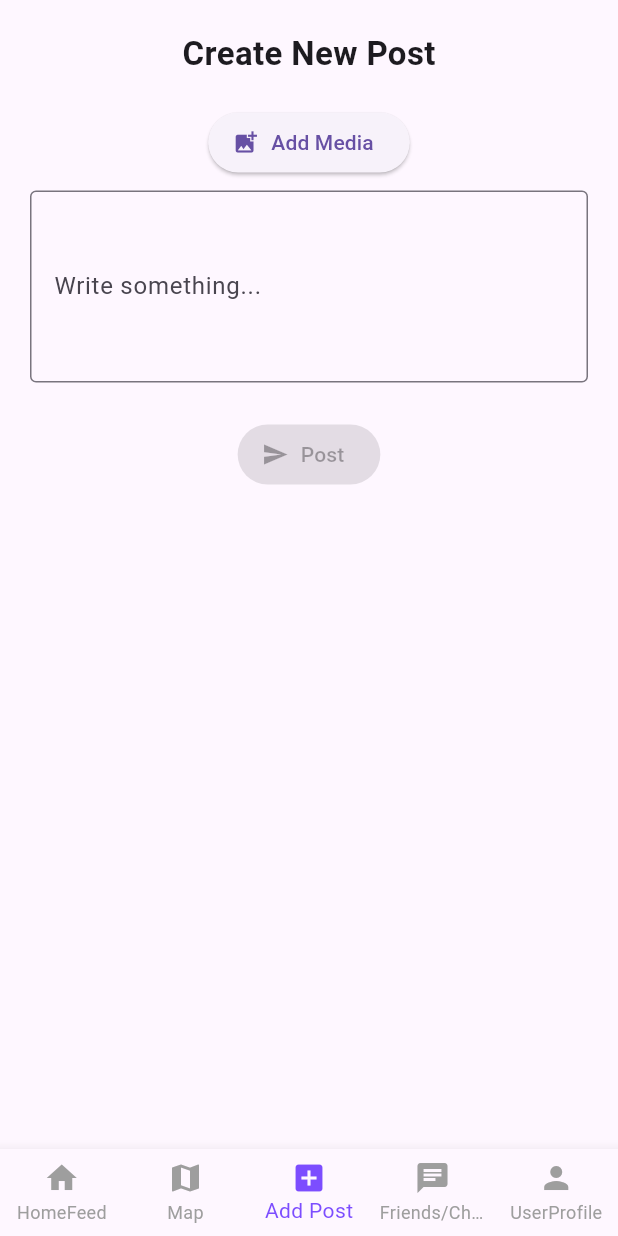
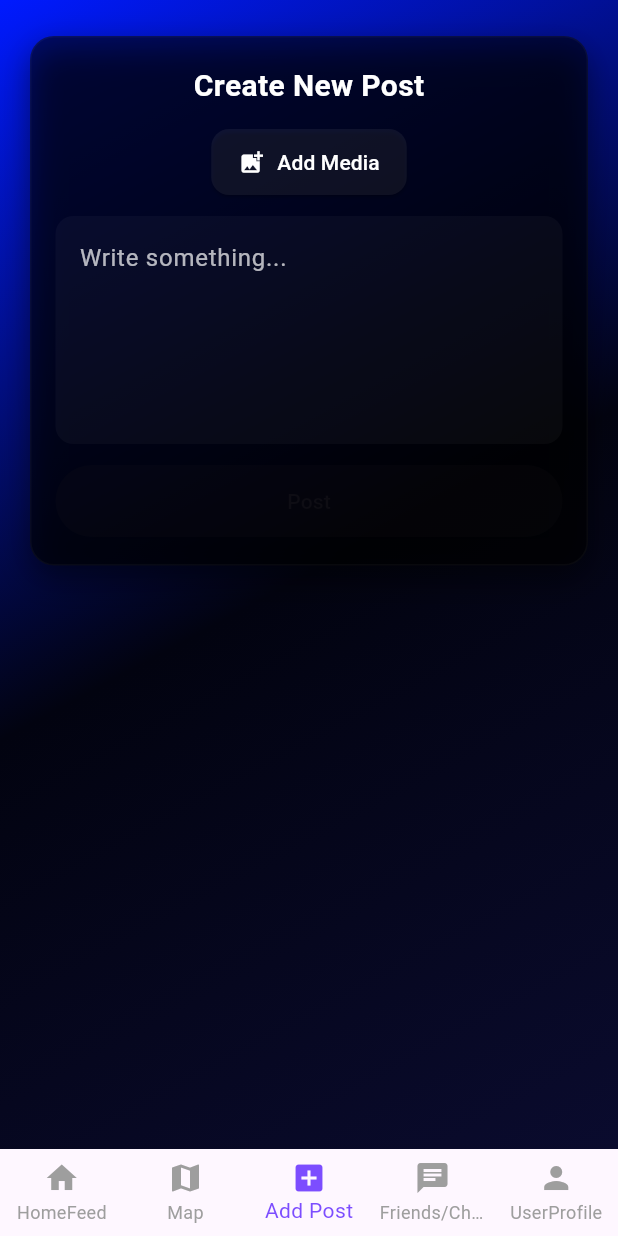
Before and after one commit to Mjmixyu/ride_2_gather, a Flutter app: the HomeFeed screen opened directly with empty values, item 3 of the bottom bar chosen, on a phone screen of 412 x 824 dp. Run offline on Flutter 3.47's test engine with Material 3 defaults, Android fonts, the phone set to English and light mode, and no system bars; our stand-ins replace flutter_map, get, google_fonts, image_picker, latlong2, shared_preferences; accounts and stored records are empty; network calls fail.

Commit message:
posting system functional / design update - only shows picture posts in profile - text works, but I will ignore it for now :3 - design updated slightly

```diff
--- a/lib/views/add_post_view.dart
+++ b/lib/views/add_post_view.dart
@@ -2,6 +2,7 @@ import 'package:flutter/material.dart';
 import 'dart:io';
 import 'package:image_picker/image_picker.dart';
 import '../services/post_repository.dart';
+import '../theme/auth_theme.dart';
 
 class AddPostView extends StatefulWidget {
   final String author;
@@ -38,26 +39,34 @@ class _AddPostViewState extends State<AddPostView> {
   Future<void> _showAddMediaSheet() async {
     final res = await showModalBottomSheet<int?>(
       context: context,
+      backgroundColor: Colors.transparent,
       builder: (ctx) {
         return SafeArea(
+          child: Container(
+            decoration: BoxDecoration(
+              color: Colors.black.withOpacity(0.75),
+              borderRadius: const BorderRadius.vertical(top: Radius.circular(16)),
+              border: Border.all(color: Colors.white.withOpacity(0.03)),
+            ),
             child: Wrap(
               children: [
                 ListTile(
-                leading: const Icon(Icons.photo_library),
-                title: const Text('Choose Photo'),
+                  leading: const Icon(Icons.photo_library, color: Colors.white70),
+                  title: const Text('Choose Photo', style: TextStyle(color: Colors.white70)),
                   onTap: () => Navigator.of(ctx).pop(0),
                 ),
                 ListTile(
-                leading: const Icon(Icons.video_library),
-                title: const Text('Choose Video'),
+                  leading: const Icon(Icons.video_library, color: Colors.white70),
+                  title: const Text('Choose Video', style: TextStyle(color: Colors.white70)),
                   onTap: () => Navigator.of(ctx).pop(1),
                 ),
                 ListTile(
-                leading: const Icon(Icons.close),
-                title: const Text('Cancel'),
+                  leading: const Icon(Icons.close, color: Colors.white70),
+                  title: const Text('Cancel', style: TextStyle(color: Colors.white70)),
                   onTap: () => Navigator.of(ctx).pop(null),
                 ),
               ],
+            ),
           ),
         );
       },
@@ -75,16 +84,12 @@ class _AddPostViewState extends State<AddPostView> {
     setState(() => _submitting = true);
 
     final messenger = ScaffoldMessenger.of(context);
-
     final textContent = _textController.text.trim();
     final bio = _bioController.text.trim();
 
     try {
-      // Use real author passed into widget
-      final author = widget.author;
-
-      final created = await PostRepository.instance.addPost(
-        author: author,
+      await PostRepository.instance.addPost(
+        author: widget.author,
         text: textContent.isEmpty ? bio : textContent,
         mediaFile: _mediaFile,
         mediaType: _mediaType,
@@ -120,75 +125,92 @@ class _AddPostViewState extends State<AddPostView> {
 
   @override
   Widget build(BuildContext context) {
-    return SingleChildScrollView(
-      padding: const EdgeInsets.all(20),
+    // full-screen gradient background like Login/Signup
+    return Container(
+      width: double.infinity,
+      height: double.infinity,
+      decoration: const BoxDecoration(gradient: AuthTheme.backgroundGradient),
+      child: SafeArea(
+        child: SingleChildScrollView(
+          padding: const EdgeInsets.symmetric(horizontal: 20, vertical: 24),
           child: Column(
             children: [
-          const Text('Create New Post', style: TextStyle(fontSize: 22, fontWeight: FontWeight.bold)),
-          const SizedBox(height: 20),
-          if (_mediaFile == null)
-            Column(
+              // Centered card like signup
+              Container(
+                width: double.infinity,
+                decoration: BoxDecoration(
+                  color: Colors.black.withOpacity(0.55),
+                  borderRadius: BorderRadius.circular(16),
+                  border: Border.all(color: Colors.white.withOpacity(0.03)),
+                  boxShadow: [
+                    BoxShadow(
+                      color: Colors.black.withOpacity(0.5),
+                      blurRadius: 18,
+                      offset: const Offset(0, 8),
+                    ),
+                  ],
+                ),
+                padding: const EdgeInsets.symmetric(horizontal: 16, vertical: 18),
+                child: Column(
+                  crossAxisAlignment: CrossAxisAlignment.stretch,
                   children: [
-                ElevatedButton.icon(
-                  onPressed: _showAddMediaSheet,
+                    const Center(
+                      child: Text('Create New Post', style: TextStyle(fontSize: 20, color: Colors.white, fontWeight: FontWeight.bold)),
+                    ),
+                    const SizedBox(height: 12),
+                    Center(
+                      child: ElevatedButton.icon(
+                        style: ElevatedButton.styleFrom(
+                          backgroundColor: Colors.white.withOpacity(0.06),
+                          foregroundColor: Colors.white,
+                          shape: RoundedRectangleBorder(borderRadius: BorderRadius.circular(12)),
+                          padding: const EdgeInsets.symmetric(horizontal: 18, vertical: 12),
+                        ),
                         icon: const Icon(Icons.add_photo_alternate),
                         label: const Text('Add Media'),
+                        onPressed: _showAddMediaSheet,
                       ),
-                const SizedBox(height: 8),
+                    ),
+                    const SizedBox(height: 12),
+                    if (_mediaFile != null)
+                      ClipRRect(
+                        borderRadius: BorderRadius.circular(12),
+                        child: _mediaType == 'image'
+                            ? Image.file(_mediaFile!, height: 220, width: double.infinity, fit: BoxFit.cover)
+                            : Container(
+                          height: 220,
+                          color: Colors.grey.shade900,
+                          child: const Center(child: Icon(Icons.videocam, size: 64, color: Colors.white70)),
+                        ),
+                      ),
+                    if (_mediaFile != null) const SizedBox(height: 12),
                     TextField(
                       controller: _textController,
-                  maxLines: 4,
-                  decoration: const InputDecoration(
-                    labelText: 'Write something...',
-                    border: OutlineInputBorder(),
+                      maxLines: _mediaFile == null ? 5 : 3,
+                      style: const TextStyle(color: Colors.white),
+                      decoration: InputDecoration(
+                        hintText: _mediaFile == null ? 'Write something...' : 'Write a caption...',
+                        hintStyle: TextStyle(color: Colors.white.withOpacity(0.7)),
+                        filled: true,
+                        fillColor: Colors.white.withOpacity(0.03),
+                        border: OutlineInputBorder(borderRadius: BorderRadius.circular(12), borderSide: BorderSide.none),
+                      ),
+                    ),
+                    const SizedBox(height: 14),
+                    ElevatedButton(
+                      style: AuthTheme.mainButtonStyle.copyWith(
+                        padding: MaterialStateProperty.all(const EdgeInsets.symmetric(vertical: 14)),
+                        shape: MaterialStateProperty.all(RoundedRectangleBorder(borderRadius: BorderRadius.circular(28))),
+                      ),
+                      onPressed: (_mediaFile == null && _textController.text.isEmpty) || _submitting ? null : _submitPost,
+                      child: Text(_submitting ? 'Posting...' : 'Post'),
+                    ),
+                  ],
                 ),
               ),
             ],
-            )
-          else
-            Column(
-              children: [
-                if (_mediaType == "image")
-                  ClipRRect(
-                    borderRadius: BorderRadius.circular(12),
-                    child: Image.file(_mediaFile!, width: double.infinity, height: 240, fit: BoxFit.cover),
-                  )
-                else
-                  Container(
-                    width: double.infinity,
-                    height: 200,
-                    decoration: BoxDecoration(
-                      color: Colors.grey.shade200,
-                      borderRadius: BorderRadius.circular(12),
           ),
-                    child: const Center(child: Icon(Icons.videocam, size: 64)),
         ),
-                const SizedBox(height: 12),
-                TextField(
-                  controller: _textController,
-                  maxLines: 3,
-                  decoration: const InputDecoration(hintText: 'Write a caption...', border: OutlineInputBorder()),
-                ),
-                const SizedBox(height: 8),
-                TextButton.icon(
-                  onPressed: () {
-                    setState(() {
-                      _mediaFile = null;
-                      _mediaType = "";
-                    });
-                  },
-                  icon: const Icon(Icons.delete),
-                  label: const Text('Remove Media'),
-                ),
-              ],
-            ),
-          const SizedBox(height: 24),
-          ElevatedButton.icon(
-            onPressed: (_mediaFile == null && _textController.text.isEmpty) || _submitting ? null : _submitPost,
-            icon: _submitting ? const SizedBox.shrink() : const Icon(Icons.send),
-            label: Text(_submitting ? 'Posting...' : 'Post'),
-          ),
-        ],
       ),
     );
   }
```
Lines whose indentation alone changed are shown as unchanged.
